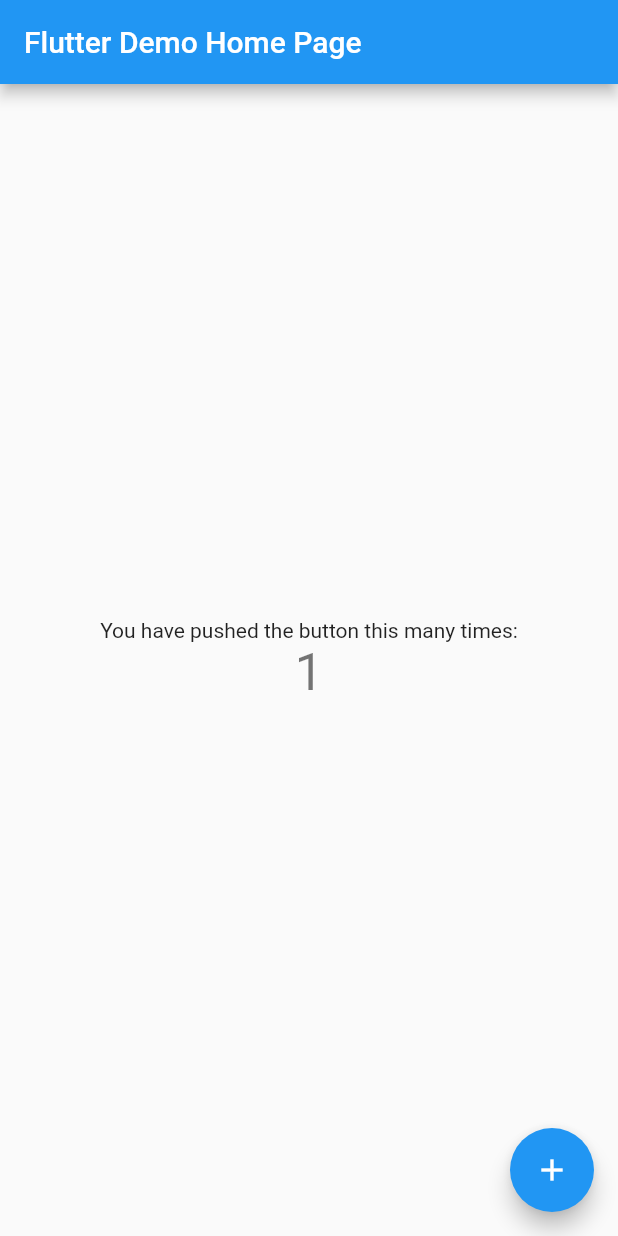
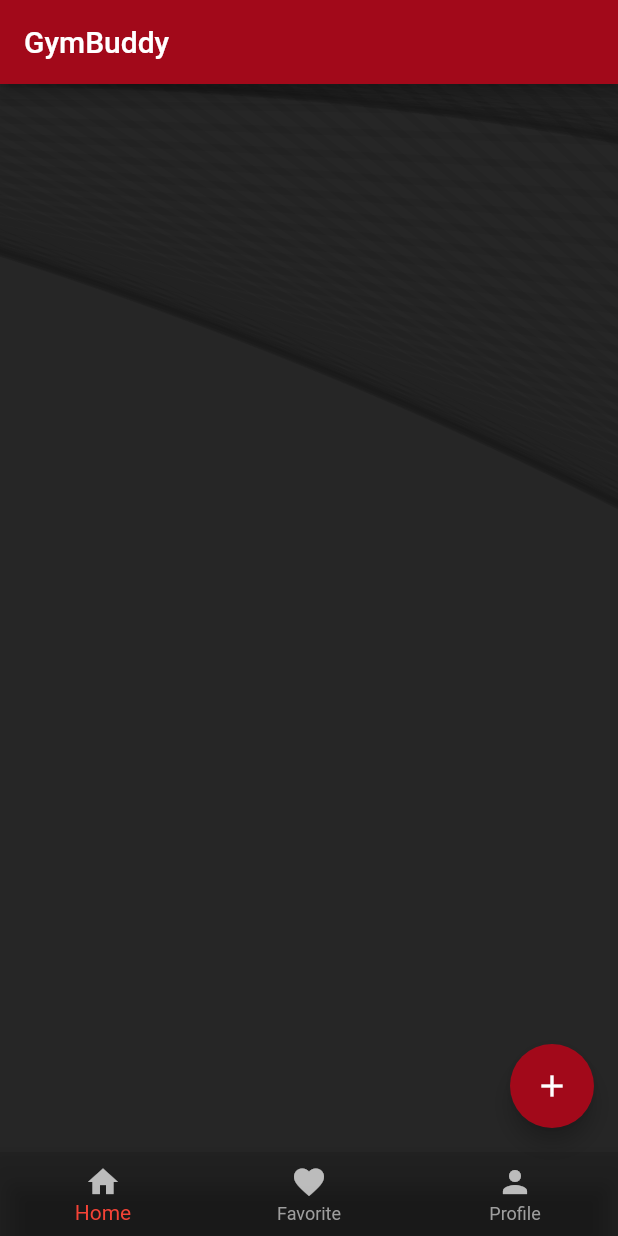
Before and after one commit to GabrielRechBrand/gym-buddy, a Flutter app: the screen it shows after launch, after a tap on the "add" icon, on a phone screen of 412 x 824 dp. Run offline on Flutter 3.47's test engine with Material 2 defaults, Android fonts, the phone set to English and light mode, and no system bars.

Commit message:
master - init.

```diff
--- a/lib/main.dart
+++ b/lib/main.dart
@@ -6,41 +6,70 @@ void main() {
 
 class MyApp extends StatelessWidget {
   const MyApp({super.key});
+  final MaterialColor customColor = const MaterialColor(
+    0xFFA2091A, // Primary color
+    <int, Color>{
+      50: Color(0xFFFFE6E8),
+      100: Color(0xFFFFB3BA),
+      200: Color(0xFFFF8083),
+      300: Color(0xFFFF4D4D),
+      400: Color(0xFFFF2626),
+      500: Color(0xFFA2091A),
+      600: Color(0xFF8F0818),
+      700: Color(0xFF7A0716),
+      800: Color(0xFF660614),
+      900: Color(0xFF510512),
+    },
+  );
 
-  // This widget is the root of your application.
   @override
   Widget build(BuildContext context) {
     return MaterialApp(
       title: 'Flutter Demo',
       theme: ThemeData(
-        // This is the theme of your application.
-        //
-        // Try running your application with "flutter run". You'll see the
-        // application has a blue toolbar. Then, without quitting the app, try
-        // changing the primarySwatch below to Colors.green and then invoke
-        // "hot reload" (press "r" in the console where you ran "flutter run",
-        // or simply save your changes to "hot reload" in a Flutter IDE).
-        // Notice that the counter didn't reset back to zero; the application
-        // is not restarted.
-        primarySwatch: Colors.blue,
+        primarySwatch: customColor,
       ),
-      home: const MyHomePage(title: 'Flutter Demo Home Page'),
+      home: const MyHomePage(title: 'GymBuddy'),
     );
+  }
+}
+
+class CustomBackgroundPainter extends CustomPainter {
+  @override
+  void paint(Canvas canvas, Size size) {
+    final paint = Paint()
+
+      ..color = Colors.black.withOpacity(0.05)
+      ..strokeWidth = 5.0
+      ..style = PaintingStyle.stroke
+      ..strokeCap = StrokeCap.round;
+
+    final double spacing = 20.0;
+
+    double start = -size.height;
+    double end = size.width;
+
+    while (start < size.width) {
+      final path = Path()
+        ..moveTo(start, 0)
+        ..lineTo(end, start + size.height)
+        ..moveTo(start + size.height, 0)
+        ..lineTo(end + size.height, start + size.height);
+
+      canvas.drawPath(path, paint);
+      start += spacing;
+      end += spacing;
+    }
+  }
+
+  @override
+  bool shouldRepaint(covariant CustomPainter oldDelegate) {
+    return false;
   }
 }
 
 class MyHomePage extends StatefulWidget {
   const MyHomePage({super.key, required this.title});
-
-  // This widget is the home page of your application. It is stateful, meaning
-  // that it has a State object (defined below) that contains fields that affect
-  // how it looks.
-
-  // This class is the configuration for the state. It holds the values (in this
-  // case the title) provided by the parent (in this case the App widget) and
-  // used by the build method of the State. Fields in a Widget subclass are
-  // always marked "final".
-
   final String title;
 
   @override
@@ -48,68 +77,56 @@ class MyHomePage extends StatefulWidget {
 }
 
 class _MyHomePageState extends State<MyHomePage> {
-  int _counter = 0;
-
-  void _incrementCounter() {
-    setState(() {
-      // This call to setState tells the Flutter framework that something has
-      // changed in this State, which causes it to rerun the build method below
-      // so that the display can reflect the updated values. If we changed
-      // _counter without calling setState(), then the build method would not be
-      // called again, and so nothing would appear to happen.
-      _counter++;
-    });
-  }
 
   @override
   Widget build(BuildContext context) {
-    // This method is rerun every time setState is called, for instance as done
-    // by the _incrementCounter method above.
-    //
-    // The Flutter framework has been optimized to make rerunning build methods
-    // fast, so that you can just rebuild anything that needs updating rather
-    // than having to individually change instances of widgets.
     return Scaffold(
+      backgroundColor: Colors.black.withOpacity(0.85),
       appBar: AppBar(
-        // Here we take the value from the MyHomePage object that was created by
-        // the App.build method, and use it to set our appbar title.
         title: Text(widget.title),
       ),
-      body: Center(
-        // Center is a layout widget. It takes a single child and positions it
-        // in the middle of the parent.
-        child: Column(
-          // Column is also a layout widget. It takes a list of children and
-          // arranges them vertically. By default, it sizes itself to fit its
-          // children horizontally, and tries to be as tall as its parent.
-          //
-          // Invoke "debug painting" (press "p" in the console, choose the
-          // "Toggle Debug Paint" action from the Flutter Inspector in Android
-          // Studio, or the "Toggle Debug Paint" command in Visual Studio Code)
-          // to see the wireframe for each widget.
-          //
-          // Column has various properties to control how it sizes itself and
-          // how it positions its children. Here we use mainAxisAlignment to
-          // center the children vertically; the main axis here is the vertical
-          // axis because Columns are vertical (the cross axis would be
-          // horizontal).
-          mainAxisAlignment: MainAxisAlignment.center,
-          children: <Widget>[
-            const Text(
-              'You have pushed the button this many times:',
+      body: Stack(
+        children: [
+          CustomPaint(
+            painter: CustomBackgroundPainter(),
+            size: MediaQuery.of(context).size,
+          ),
+          Center(
+            child: Column(
+              mainAxisAlignment: MainAxisAlignment.center,
             ),
-            Text(
-              '$_counter',
-              style: Theme.of(context).textTheme.headlineMedium,
-            ),
-          ],
-        ),
+          ),
+        ]
       ),
       floatingActionButton: FloatingActionButton(
-        onPressed: _incrementCounter,
-        tooltip: 'Increment',
+        onPressed: () {
+
+        },
+        tooltip: 'More',
         child: const Icon(Icons.add),
-      ), // This trailing comma makes auto-formatting nicer for build methods.
+      ),
+      bottomNavigationBar: BottomNavigationBar(
+        backgroundColor: Colors.black.withOpacity(0.10),
+        items: const <BottomNavigationBarItem>[
+          BottomNavigationBarItem(
+              icon: Icon(Icons.home, color: Colors.white70),
+              label: "Home",
+          ),
+          BottomNavigationBarItem(
+            icon: Icon(Icons.favorite, color: Colors.white70),
+            label: "Favorite",
+          ),
+          BottomNavigationBarItem(
+            icon: Icon(Icons.person, color: Colors.white70),
+            label: "Profile",
+          ),
+        ],
+        selectedItemColor: Colors.red, // sets the color of the selected item
+        unselectedItemColor: Colors.grey, // sets the color of the unselected items
+        showUnselectedLabels: true, // makes sure the unselected labels are visible
+        selectedLabelStyle: TextStyle(color: Colors.red), // sets the color of the selected label
+        unselectedLabelStyle: TextStyle(color: Colors.grey), // sets the color of the unselected labels
+      ),
     );
   }
 }
```
